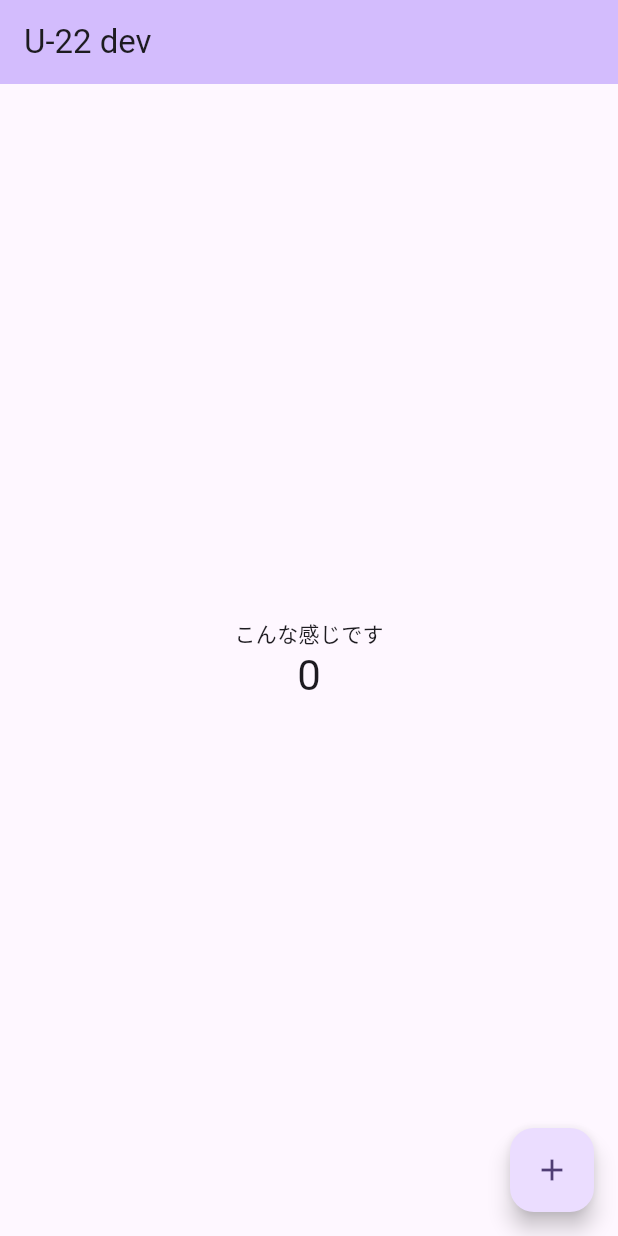
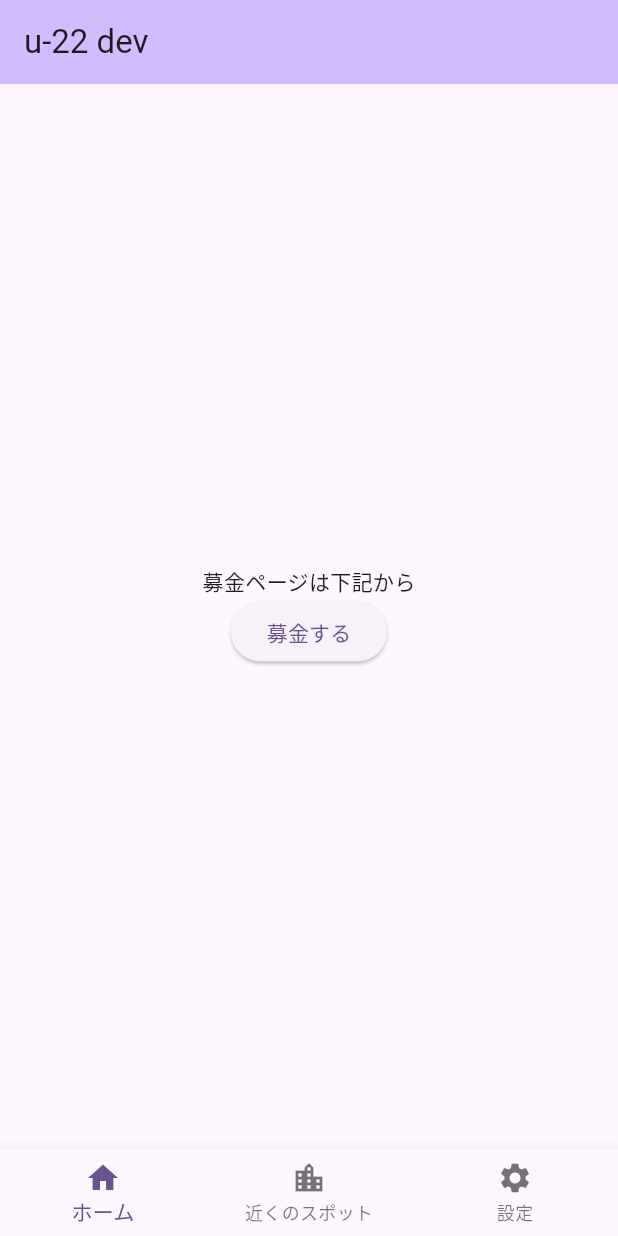
Before and after one commit to shintaro-ozaki/u-22, a Flutter app: the screen it shows after launch, on a phone screen of 412 x 824 dp. Run offline on Flutter 3.47's test engine with Material 2 defaults, Android fonts, the phone set to English and light mode, and no system bars.

Commit message:
add home, donate and settings page.

```diff
--- a/project/lib/donate.dart
+++ b/project/lib/donate.dart
@@ -7,7 +7,7 @@ class DonatePage extends StatelessWidget {
   Widget build(BuildContext context) {
     return Scaffold(
       appBar: AppBar(
-        title: const Text('Donate Page'), // ページのタイトルを設定
+        title: const Text('Donate Page'),
       ),
       body: const Center(
         child: Text('This is the Donate Page'),
--- /dev/null
+++ b/project/lib/footer.dart
@@ -0,0 +1,23 @@
+import 'package:flutter/material.dart';
+
+class Footer extends StatelessWidget {
+  final int currentIndex;
+  final ValueChanged<int> onTap;
+  const Footer({super.key, required this.currentIndex, required this.onTap});
+
+  @override
+  Widget build(BuildContext context) {
+    return BottomNavigationBar(
+      currentIndex: currentIndex,
+      onTap: onTap,
+      items: const <BottomNavigationBarItem>[
+        BottomNavigationBarItem(icon: Icon(Icons.home), label: 'ホーム'),
+        BottomNavigationBarItem(
+          icon: Icon(Icons.location_city),
+          label: '近くのスポット',
+        ),
+        BottomNavigationBarItem(icon: Icon(Icons.settings), label: '設定'),
+      ],
+    );
+  }
+}
--- a/project/lib/main.dart
+++ b/project/lib/main.dart
@@ -1,5 +1,7 @@
 import 'package:flutter/material.dart';
 import 'donate.dart';
+import 'footer.dart';
+import 'settings.dart';
 
 void main() {
   runApp(const MyApp());
@@ -8,7 +10,6 @@ void main() {
 class MyApp extends StatelessWidget {
   const MyApp({super.key});
 
-  // This widget is the root of your application.
   @override
   Widget build(BuildContext context) {
     return MaterialApp(
@@ -18,7 +19,9 @@ class MyApp extends StatelessWidget {
         colorScheme: ColorScheme.fromSeed(seedColor: Colors.deepPurple),
         useMaterial3: true,
       ),
-      home: const MyHomePage(title: 'U-22 dev'),
+      home: const Scaffold(
+        body: MyHomePage(title: 'u-22 dev'),
+      ),
     );
   }
 }
@@ -32,12 +35,26 @@ class MyHomePage extends StatefulWidget {
 }
 
 class _MyHomePageState extends State<MyHomePage> {
-  int _counter = 0;
+  int _selectedIndex = 0; // 追加
 
-  void _incrementCounter() {
+  void _onItemTapped(int index) {
     setState(() {
-      _counter++;
+      _selectedIndex = index;
     });
+
+    if (index == 0) {
+      Navigator.pushReplacement(
+        context,
+        MaterialPageRoute(
+            builder: (context) => const MyHomePage(title: 'u-22 dev')),
+      );
+    } else if (index == 1) {
+    } else if (index == 2) {
+      Navigator.pushReplacement(
+        context,
+        MaterialPageRoute(builder: (context) => const Settings()),
+      );
+    }
   }
 
   @override
@@ -52,30 +69,24 @@ class _MyHomePageState extends State<MyHomePage> {
           mainAxisAlignment: MainAxisAlignment.center,
           children: <Widget>[
             const Text(
-              'こんな感じです',
+              '募金ページは下記から',
             ),
-            Text(
-              '$_counter',
-              style: Theme.of(context).textTheme.headlineMedium,
+            ElevatedButton(
+              onPressed: () {
+                Navigator.of(context).push(
+                  MaterialPageRoute(
+                    builder: (context) => const DonatePage(),
+                  ),
+                );
+              },
+              child: const Text('募金する'),
             ),
           ],
         ),
       ),
-      // floatingActionButton: FloatingActionButton(
-      //   onPressed: _incrementCounter,
-      //   tooltip: 'Increment',
-      //   child: const Icon(Icons.add),
-      // ),
-      floatingActionButton: FloatingActionButton(
-        onPressed: () {
-          Navigator.of(context).push(
-            MaterialPageRoute(
-              builder: (context) =>
-                  DonatePage(), // DonatePage は donate.dart ファイル内の適切なクラス名に置き換えてください
-            ),
-          );
-        },
-        child: const Icon(Icons.add), // ボタンのアイコンを設定
+      bottomNavigationBar: Footer(
+        currentIndex: _selectedIndex,
+        onTap: _onItemTapped,
       ),
     );
   }
```
Also changed, not shown: project/lib/settings.dart (added, +23 -0 lines).
